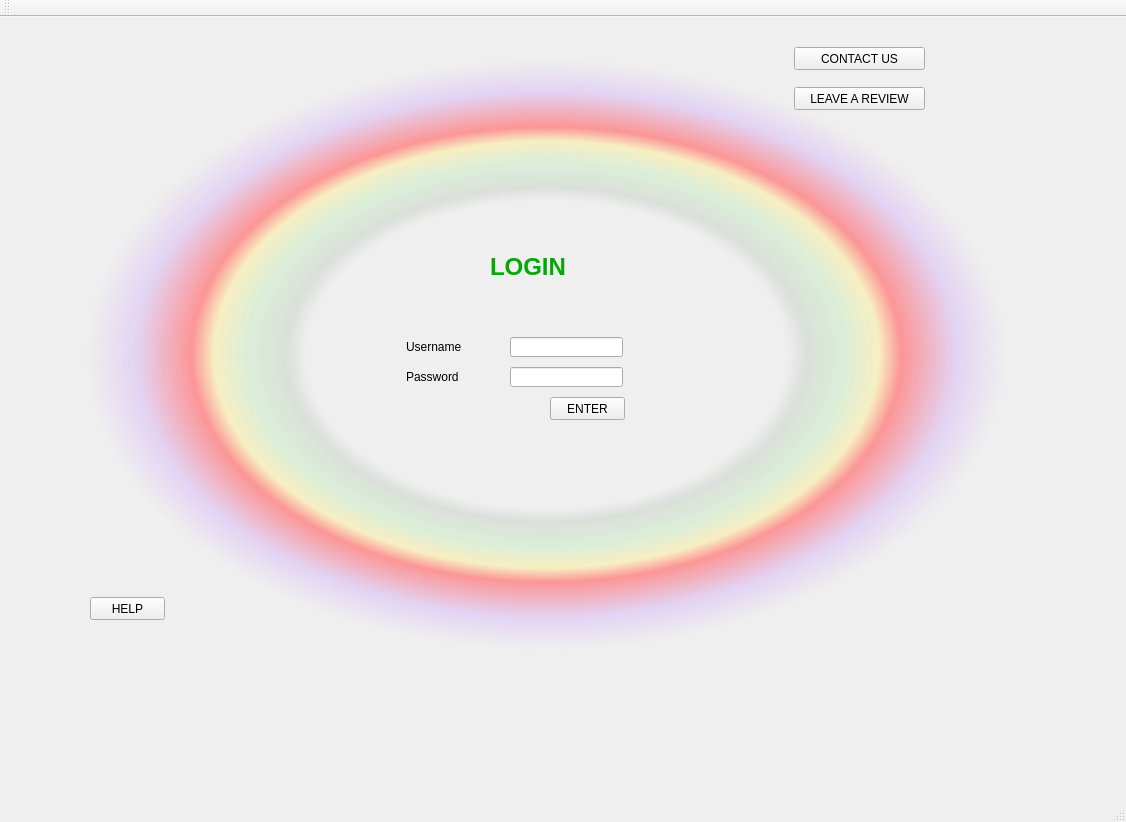
The window that mainwindow.ui (TheSoullessOne/Group-Project-2) describes before a commit, drawn with Qt 5.
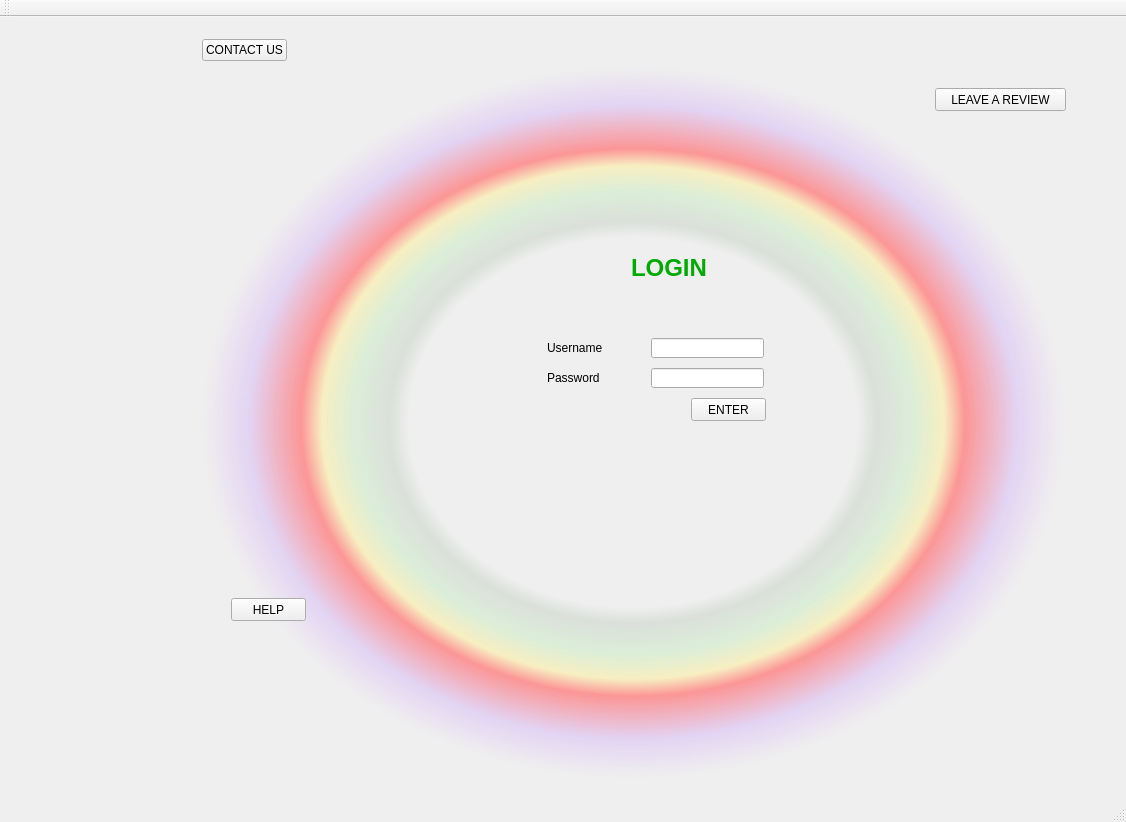
The same window after the commit. The open tabs and pages were chosen to show the change. Custom widgets are drawn as their Qt base class.

Commit message: maintenance page and layout centering

Diff of the .ui file:
```diff
--- a/mainwindow.ui
+++ b/mainwindow.ui
@@ -17,19 +17,111 @@
    <string notr="true">font: 8pt &quot;OCR A Extended&quot;;</string>
   </property>
   <widget class="QWidget" name="centralWidget">
+   <layout class="QGridLayout" name="gridLayout_2">
+    <item row="0" column="1">
+     <spacer name="verticalSpacer_3">
+      <property name="orientation">
+       <enum>Qt::Vertical</enum>
+      </property>
+      <property name="sizeType">
+       <enum>QSizePolicy::MinimumExpanding</enum>
+      </property>
+      <property name="sizeHint" stdset="0">
+       <size>
+        <width>80</width>
+        <height>40</height>
+       </size>
+      </property>
+     </spacer>
+    </item>
+    <item row="0" column="3">
+     <spacer name="verticalSpacer_2">
+      <property name="orientation">
+       <enum>Qt::Vertical</enum>
+      </property>
+      <property name="sizeType">
+       <enum>QSizePolicy::Preferred</enum>
+      </property>
+      <property name="sizeHint" stdset="0">
+       <size>
+        <width>20</width>
+        <height>40</height>
+       </size>
+      </property>
+     </spacer>
+    </item>
+    <item row="0" column="0">
+     <spacer name="verticalSpacer">
+      <property name="orientation">
+       <enum>Qt::Vertical</enum>
+      </property>
+      <property name="sizeType">
+       <enum>QSizePolicy::MinimumExpanding</enum>
+      </property>
+      <property name="sizeHint" stdset="0">
+       <size>
+        <width>100</width>
+        <height>40</height>
+       </size>
+      </property>
+     </spacer>
+    </item>
+    <item row="0" column="2">
    <widget class="QStackedWidget" name="Main_Menu">
-    <property name="geometry">
-     <rect>
-      <x>50</x>
-      <y>10</y>
-      <width>961</width>
-      <height>631</height>
-     </rect>
-    </property>
     <property name="currentIndex">
      <number>1</number>
     </property>
     <widget class="QWidget" name="login_page">
+       <property name="sizePolicy">
+        <sizepolicy hsizetype="Expanding" vsizetype="Preferred">
+         <horstretch>0</horstretch>
+         <verstretch>0</verstretch>
+        </sizepolicy>
+       </property>
+       <layout class="QGridLayout" name="gridLayout_3">
+        <item row="1" column="0">
+         <widget class="QLabel" name="wallpaper">
+          <property name="sizePolicy">
+           <sizepolicy hsizetype="MinimumExpanding" vsizetype="Preferred">
+            <horstretch>0</horstretch>
+            <verstretch>0</verstretch>
+           </sizepolicy>
+          </property>
+          <property name="styleSheet">
+           <string notr="true">background-color: qradialgradient(spread:pad, cx:0.5, cy:0.5, radius:0.5, fx:0.5, fy:0.5, stop:0 rgba(0, 0, 0, 0), stop:0.52 rgba(0, 0, 0, 0), stop:0.565 rgba(82, 121, 76, 33), stop:0.65 rgba(159, 235, 148, 64), stop:0.721925 rgba(255, 238, 150, 129), stop:0.77 rgba(255, 128, 128, 204), stop:0.89 rgba(191, 128, 255, 64), stop:1 rgba(0, 0, 0, 0));</string>
+          </property>
+          <property name="text">
+           <string/>
+          </property>
+         </widget>
+        </item>
+        <item row="0" column="0">
+         <widget class="QPushButton" name="pushButton_5">
+          <property name="sizePolicy">
+           <sizepolicy hsizetype="Fixed" vsizetype="Fixed">
+            <horstretch>0</horstretch>
+            <verstretch>0</verstretch>
+           </sizepolicy>
+          </property>
+          <property name="text">
+           <string>CONTACT US</string>
+          </property>
+         </widget>
+        </item>
+        <item row="1" column="1">
+         <spacer name="verticalSpacer_4">
+          <property name="orientation">
+           <enum>Qt::Vertical</enum>
+          </property>
+          <property name="sizeHint" stdset="0">
+           <size>
+            <width>20</width>
+            <height>40</height>
+           </size>
+          </property>
+         </spacer>
+        </item>
+       </layout>
      <widget class="QLabel" name="login_title">
       <property name="geometry">
        <rect>
@@ -39,6 +131,12 @@
         <height>41</height>
        </rect>
       </property>
+        <property name="sizePolicy">
+         <sizepolicy hsizetype="Preferred" vsizetype="Preferred">
+          <horstretch>0</horstretch>
+          <verstretch>0</verstretch>
+         </sizepolicy>
+        </property>
       <property name="text">
        <string>&lt;html&gt;&lt;head/&gt;&lt;body&gt;&lt;p&gt;&lt;span style=&quot; font-size:18pt; font-weight:600; color:#00aa00;&quot;&gt;LOGIN&lt;/span&gt;&lt;/p&gt;&lt;/body&gt;&lt;/html&gt;</string>
       </property>
@@ -52,6 +150,12 @@
         <height>20</height>
        </rect>
       </property>
+        <property name="sizePolicy">
+         <sizepolicy hsizetype="Preferred" vsizetype="Preferred">
+          <horstretch>0</horstretch>
+          <verstretch>0</verstretch>
+         </sizepolicy>
+        </property>
       <property name="text">
        <string>Username</string>
       </property>
@@ -65,6 +169,12 @@
         <height>20</height>
        </rect>
       </property>
+        <property name="sizePolicy">
+         <sizepolicy hsizetype="Preferred" vsizetype="Preferred">
+          <horstretch>0</horstretch>
+          <verstretch>0</verstretch>
+         </sizepolicy>
+        </property>
       <property name="text">
        <string>Password</string>
       </property>
@@ -78,6 +188,12 @@
         <height>20</height>
        </rect>
       </property>
+        <property name="sizePolicy">
+         <sizepolicy hsizetype="Preferred" vsizetype="Preferred">
+          <horstretch>0</horstretch>
+          <verstretch>0</verstretch>
+         </sizepolicy>
+        </property>
      </widget>
      <widget class="QLineEdit" name="passwordLineEdit">
       <property name="geometry">
@@ -88,6 +204,12 @@
         <height>20</height>
        </rect>
       </property>
+        <property name="sizePolicy">
+         <sizepolicy hsizetype="Preferred" vsizetype="Preferred">
+          <horstretch>0</horstretch>
+          <verstretch>0</verstretch>
+         </sizepolicy>
+        </property>
      </widget>
      <widget class="QPushButton" name="loginEnterButton">
       <property name="geometry">
@@ -98,23 +220,16 @@
         <height>23</height>
        </rect>
       </property>
+        <property name="sizePolicy">
+         <sizepolicy hsizetype="Preferred" vsizetype="Preferred">
+          <horstretch>0</horstretch>
+          <verstretch>0</verstretch>
+         </sizepolicy>
+        </property>
       <property name="text">
        <string>ENTER</string>
       </property>
      </widget>
-     <widget class="QPushButton" name="loginConctButt">
-      <property name="geometry">
-       <rect>
-        <x>744</x>
-        <y>20</y>
-        <width>131</width>
-        <height>23</height>
-       </rect>
-      </property>
-      <property name="text">
-       <string>CONTACT US</string>
-      </property>
-     </widget>
      <widget class="QPushButton" name="loginRevButt">
       <property name="geometry">
        <rect>
@@ -124,6 +239,12 @@
         <height>23</height>
        </rect>
       </property>
+        <property name="sizePolicy">
+         <sizepolicy hsizetype="Preferred" vsizetype="Preferred">
+          <horstretch>0</horstretch>
+          <verstretch>0</verstretch>
+         </sizepolicy>
+        </property>
       <property name="text">
        <string>LEAVE A REVIEW</string>
       </property>
@@ -137,26 +258,16 @@
         <height>23</height>
        </rect>
       </property>
+        <property name="sizePolicy">
+         <sizepolicy hsizetype="Preferred" vsizetype="Preferred">
+          <horstretch>0</horstretch>
+          <verstretch>0</verstretch>
+         </sizepolicy>
+        </property>
       <property name="text">
        <string>HELP</string>
       </property>
      </widget>
-     <widget class="QLabel" name="wallpaper">
-      <property name="geometry">
-       <rect>
-        <x>36</x>
-        <y>32</y>
-        <width>921</width>
-        <height>591</height>
-       </rect>
-      </property>
-      <property name="styleSheet">
-       <string notr="true">background-color: qradialgradient(spread:pad, cx:0.5, cy:0.5, radius:0.5, fx:0.5, fy:0.5, stop:0 rgba(0, 0, 0, 0), stop:0.52 rgba(0, 0, 0, 0), stop:0.565 rgba(82, 121, 76, 33), stop:0.65 rgba(159, 235, 148, 64), stop:0.721925 rgba(255, 238, 150, 129), stop:0.77 rgba(255, 128, 128, 204), stop:0.89 rgba(191, 128, 255, 64), stop:1 rgba(0, 0, 0, 0));</string>
-      </property>
-      <property name="text">
-       <string/>
-      </property>
-     </widget>
      <zorder>wallpaper</zorder>
      <zorder>login_title</zorder>
      <zorder>userNameLabel</zorder>
@@ -989,8 +1100,96 @@
        <string>HELP</string>
       </property>
      </widget>
-    </widget>
-   </widget>
+       <widget class="QPushButton" name="maintenanceButt">
+        <property name="geometry">
+         <rect>
+          <x>404</x>
+          <y>440</y>
+          <width>121</width>
+          <height>23</height>
+         </rect>
+        </property>
+        <property name="text">
+         <string>MAINTENANCE</string>
+        </property>
+       </widget>
+      </widget>
+      <widget class="QWidget" name="maintenance">
+       <widget class="QTextBrowser" name="maintenanceInfo">
+        <property name="geometry">
+         <rect>
+          <x>180</x>
+          <y>160</y>
+          <width>561</width>
+          <height>221</height>
+         </rect>
+        </property>
+        <property name="html">
+         <string>&lt;!DOCTYPE HTML PUBLIC &quot;-//W3C//DTD HTML 4.0//EN&quot; &quot;http://www.w3.org/TR/REC-html40/strict.dtd&quot;&gt;
+&lt;html&gt;&lt;head&gt;&lt;meta name=&quot;qrichtext&quot; content=&quot;1&quot; /&gt;&lt;style type=&quot;text/css&quot;&gt;
+p, li { white-space: pre-wrap; }
+&lt;/style&gt;&lt;/head&gt;&lt;body style=&quot; font-family:'OCR A Extended'; font-size:8pt; font-weight:400; font-style:normal;&quot;&gt;
+&lt;p align=&quot;center&quot; style=&quot; margin-top:0px; margin-bottom:0px; margin-left:0px; margin-right:0px; -qt-block-indent:0; text-indent:0px;&quot;&gt;&lt;span style=&quot; font-size:16pt; font-weight:600;&quot;&gt;MAINTENANCE PLANS&lt;/span&gt;&lt;/p&gt;
+&lt;p align=&quot;center&quot; style=&quot; margin-top:0px; margin-bottom:0px; margin-left:0px; margin-right:0px; -qt-block-indent:0; text-indent:0px;&quot;&gt;&lt;span style=&quot; font-size:12pt;&quot;&gt;Description || Price      &lt;/span&gt;&lt;/p&gt;
+&lt;p align=&quot;center&quot; style=&quot; margin-top:0px; margin-bottom:0px; margin-left:0px; margin-right:0px; -qt-block-indent:0; text-indent:0px;&quot;&gt;&lt;span style=&quot; font-size:10pt;&quot;&gt;-----------------------------------------------------------------------------------------------------------&lt;/span&gt;&lt;/p&gt;
+&lt;p align=&quot;center&quot; style=&quot; margin-top:0px; margin-bottom:0px; margin-left:0px; margin-right:0px; -qt-block-indent:0; text-indent:0px;&quot;&gt;&lt;span style=&quot; font-size:12pt;&quot;&gt;          &lt;/span&gt;&lt;span style=&quot; font-size:10pt;&quot;&gt;Lifetime full coverage || One time payment of $1000&lt;/span&gt;&lt;/p&gt;
+&lt;p align=&quot;center&quot; style=&quot; margin-top:0px; margin-bottom:0px; margin-left:0px; margin-right:0px; -qt-block-indent:0; text-indent:0px;&quot;&gt;&lt;span style=&quot; font-size:12pt;&quot;&gt; &lt;/span&gt;&lt;span style=&quot; font-size:10pt;&quot;&gt;-----------------------------------------------------------------------------------------------------------&lt;/span&gt;&lt;span style=&quot; font-size:12pt;&quot;&gt; &lt;/span&gt;&lt;/p&gt;
+&lt;p align=&quot;center&quot; style=&quot; margin-top:0px; margin-bottom:0px; margin-left:0px; margin-right:0px; -qt-block-indent:0; text-indent:0px;&quot;&gt;&lt;span style=&quot; font-size:10pt;&quot;&gt;Monthly payment for full coverage || $50 / month                            &lt;/span&gt;&lt;/p&gt;
+&lt;p align=&quot;center&quot; style=&quot; margin-top:0px; margin-bottom:0px; margin-left:0px; margin-right:0px; -qt-block-indent:0; text-indent:0px;&quot;&gt;&lt;span style=&quot; font-size:10pt;&quot;&gt;-----------------------------------------------------------------------------------------------------------&lt;/span&gt;&lt;/p&gt;
+&lt;p align=&quot;center&quot; style=&quot; margin-top:0px; margin-bottom:0px; margin-left:0px; margin-right:0px; -qt-block-indent:0; text-indent:0px;&quot;&gt;&lt;span style=&quot; font-size:10pt;&quot;&gt;   Payment per visit (as needed) || $80 / visit (price will vary with&lt;/span&gt;&lt;/p&gt;
+&lt;p align=&quot;right&quot; style=&quot; margin-top:0px; margin-bottom:0px; margin-left:0px; margin-right:0px; -qt-block-indent:0; text-indent:0px;&quot;&gt;&lt;span style=&quot; font-size:10pt;&quot;&gt;extent of services needed) &lt;/span&gt;&lt;/p&gt;
+&lt;p align=&quot;center&quot; style=&quot; margin-top:0px; margin-bottom:0px; margin-left:0px; margin-right:0px; -qt-block-indent:0; text-indent:0px;&quot;&gt;&lt;span style=&quot; font-size:10pt;&quot;&gt;-----------------------------------------------------------------------------------------------------------&lt;/span&gt;&lt;/p&gt;
+&lt;p align=&quot;right&quot; style=&quot;-qt-paragraph-type:empty; margin-top:0px; margin-bottom:0px; margin-left:0px; margin-right:0px; -qt-block-indent:0; text-indent:0px; font-size:10pt;&quot;&gt;&lt;br /&gt;&lt;/p&gt;
+&lt;p align=&quot;right&quot; style=&quot; margin-top:0px; margin-bottom:0px; margin-left:0px; margin-right:0px; -qt-block-indent:0; text-indent:0px;&quot;&gt;&lt;span style=&quot; font-size:10pt;&quot;&gt;    &lt;/span&gt;&lt;/p&gt;&lt;/body&gt;&lt;/html&gt;</string>
+        </property>
+       </widget>
+       <widget class="QLabel" name="Maintenance_title">
+        <property name="geometry">
+         <rect>
+          <x>390</x>
+          <y>10</y>
+          <width>191</width>
+          <height>31</height>
+         </rect>
+        </property>
+        <property name="text">
+         <string>&lt;html&gt;&lt;head/&gt;&lt;body&gt;&lt;p&gt;&lt;span style=&quot; font-size:18pt; font-weight:600; color:#00aa00;&quot;&gt;MAINTENANCE&lt;/span&gt;&lt;/p&gt;&lt;/body&gt;&lt;/html&gt;</string>
+        </property>
+       </widget>
+       <widget class="QTextEdit" name="maintenanceNote">
+        <property name="geometry">
+         <rect>
+          <x>180</x>
+          <y>390</y>
+          <width>561</width>
+          <height>31</height>
+         </rect>
+        </property>
+        <property name="html">
+         <string>&lt;!DOCTYPE HTML PUBLIC &quot;-//W3C//DTD HTML 4.0//EN&quot; &quot;http://www.w3.org/TR/REC-html40/strict.dtd&quot;&gt;
+&lt;html&gt;&lt;head&gt;&lt;meta name=&quot;qrichtext&quot; content=&quot;1&quot; /&gt;&lt;style type=&quot;text/css&quot;&gt;
+p, li { white-space: pre-wrap; }
+&lt;/style&gt;&lt;/head&gt;&lt;body style=&quot; font-family:'OCR A Extended'; font-size:8pt; font-weight:400; font-style:normal;&quot;&gt;
+&lt;p style=&quot; margin-top:0px; margin-bottom:0px; margin-left:0px; margin-right:0px; -qt-block-indent:0; text-indent:0px;&quot;&gt;&lt;a name=&quot;docs-internal-guid-c608fb28-05ec-cbdf-c733-1c96269ecdef&quot;&gt;&lt;/a&gt;&lt;span style=&quot; font-size:10pt;&quot;&gt;*&lt;/span&gt;&lt;span style=&quot; font-size:10pt;&quot;&gt;NOTE: Maintenance includes both troubleshooting, unexpected problems/errors, AND updates&lt;/span&gt;&lt;/p&gt;&lt;/body&gt;&lt;/html&gt;</string>
+        </property>
+       </widget>
+       <widget class="QPushButton" name="maintenanceBackButt">
+        <property name="geometry">
+         <rect>
+          <x>800</x>
+          <y>590</y>
+          <width>75</width>
+          <height>23</height>
+         </rect>
+        </property>
+        <property name="text">
+         <string>BACK</string>
+        </property>
+       </widget>
+      </widget>
+     </widget>
+    </item>
+   </layout>
   </widget>
   <widget class="QToolBar" name="mainToolBar">
    <attribute name="toolBarArea">
```
Left out of the diff: 27 changed lines with no effect on the pictures. Lines whose indentation alone changed are shown as unchanged. The commit also changes 3 other files.
